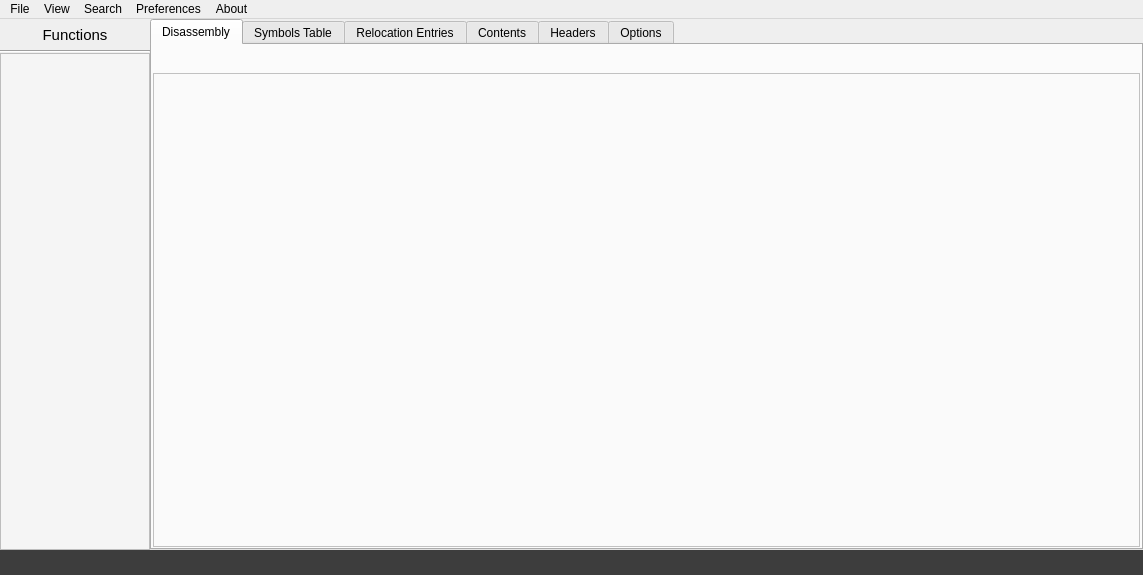
jubal-R/ObjGui, file src/mainwindow.ui: the form before one commit.
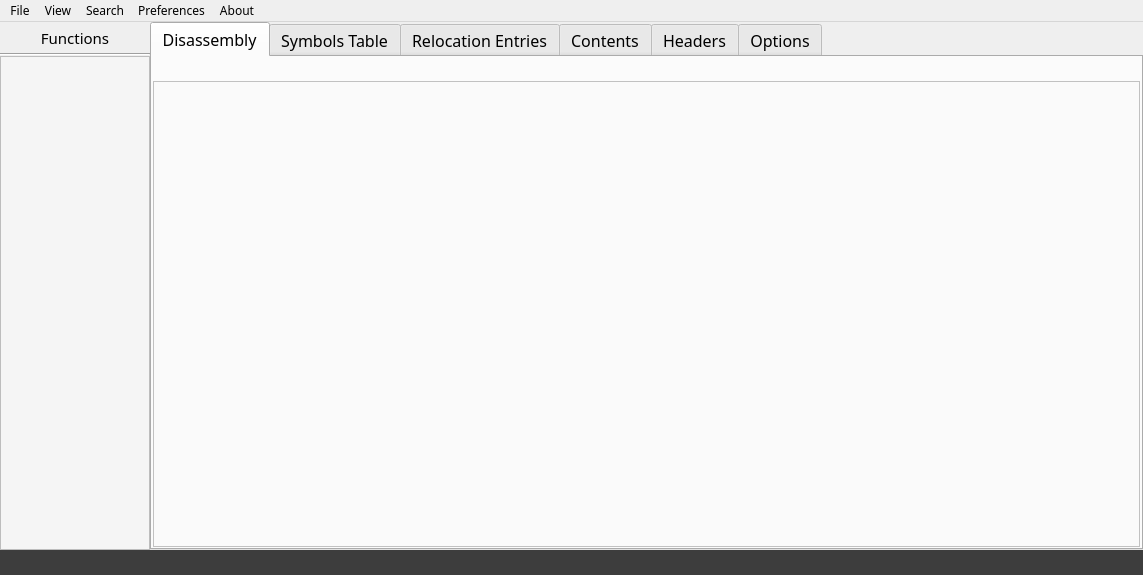
The form after the commit. The open tabs and pages were chosen to show the change.

Commit message: Added builtin fonts

What changed in the file:
```diff
--- a/src/mainwindow.ui
+++ b/src/mainwindow.ui
@@ -10,6 +10,11 @@
     <height>575</height>
    </rect>
   </property>
+  <property name="font">
+   <font>
+    <family>Sans Serif</family>
+   </font>
+  </property>
   <property name="windowTitle">
    <string>MainWindow</string>
   </property>
@@ -110,10 +115,19 @@
             <height>16777215</height>
            </size>
           </property>
+          <property name="font">
+           <font>
+            <family>Sans Serif</family>
+            <pointsize>10</pointsize>
+            <weight>9</weight>
+            <italic>false</italic>
+            <bold>false</bold>
+           </font>
+          </property>
           <property name="styleSheet">
            <string notr="true">background-color: rgb(245, 245, 245);
 border-color: rgb(53, 53, 53);
-font: 75 10pt &quot;Noto Sans&quot;;</string>
+font-size: 10pt;</string>
           </property>
          </widget>
         </item>
@@ -127,6 +141,11 @@
           <verstretch>0</verstretch>
          </sizepolicy>
         </property>
+        <property name="font">
+         <font>
+          <pointsize>12</pointsize>
+         </font>
+        </property>
         <property name="styleSheet">
          <string notr="true"/>
         </property>
@@ -160,7 +179,7 @@
            <widget class="QTextBrowser" name="codeBrowser">
             <property name="font">
              <font>
-              <family>Anonymous Pro</family>
+              <family>Monospace</family>
               <pointsize>12</pointsize>
               <weight>50</weight>
               <italic>false</italic>
@@ -206,7 +225,7 @@
               </property>
               <property name="font">
                <font>
-                <family>Anonymous Pro</family>
+                <family>Monospace</family>
                 <pointsize>12</pointsize>
                 <weight>75</weight>
                 <bold>true</bold>
@@ -224,7 +243,7 @@
              <widget class="QLabel" name="functionLabel">
               <property name="font">
                <font>
-                <family>Anonymous Pro</family>
+                <family>Monospace</family>
                 <pointsize>12</pointsize>
                 <weight>75</weight>
                 <bold>true</bold>
@@ -621,7 +640,7 @@
      <x>0</x>
      <y>0</y>
      <width>1143</width>
-     <height>28</height>
+     <height>26</height>
     </rect>
    </property>
    <widget class="QMenu" name="menuFile">
```
Left out of the diff: 18 changed lines with no effect on the pictures. The commit also changes 6 other files.
